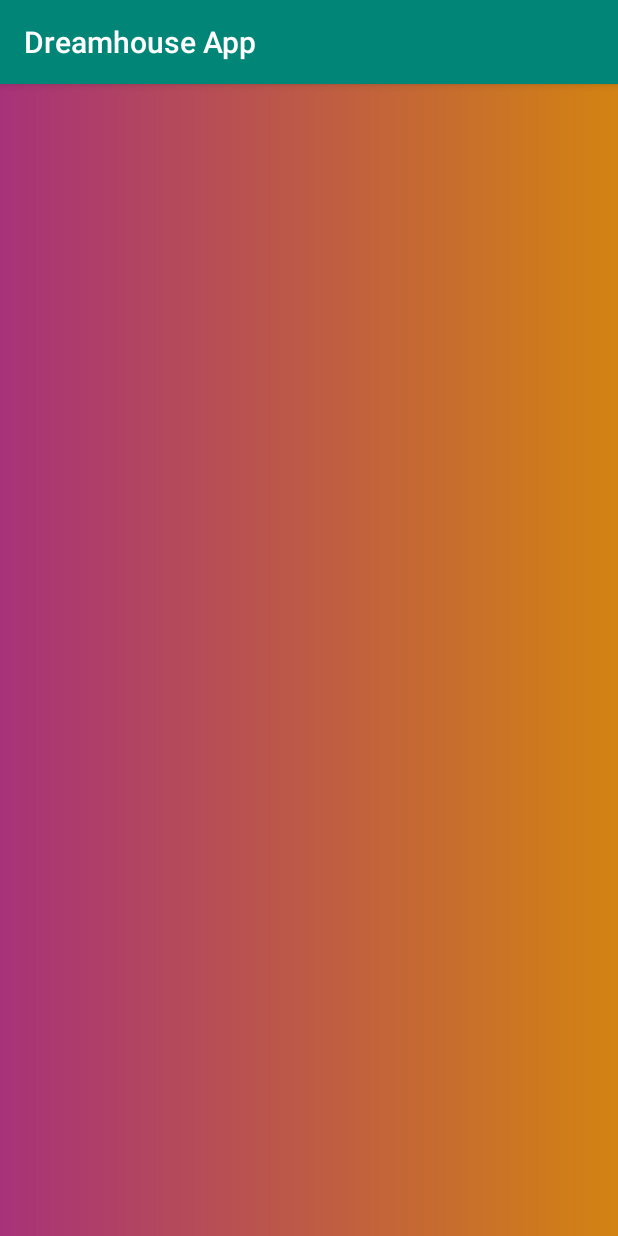
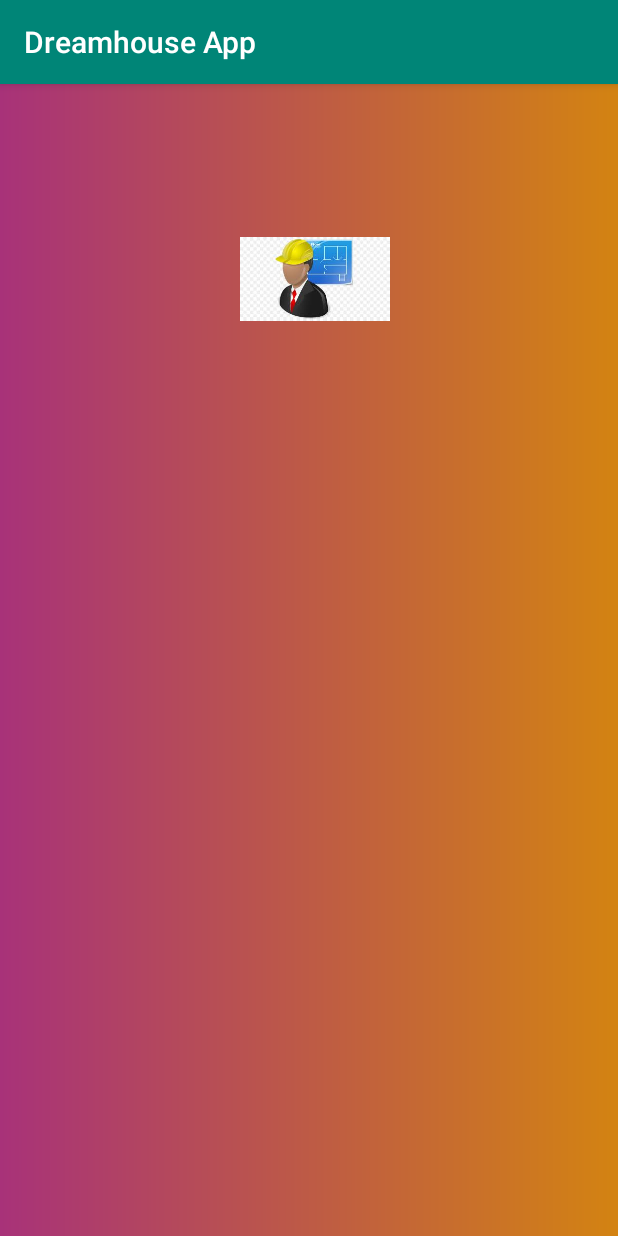
Before and after one commit to Christine-N-Mwaura/DreamHouseApp, an Android app: the screen it shows after launch (MainActivity), on a phone screen of 412 x 824 dp. Run offline under Robolectric (Android 15) with nearby library versions, the phone set to English and light mode, and no system bars.

Commit message:
add architect icon and gradient background color.

```diff
--- a/app/src/main/res/layout/activity_main.xml
+++ b/app/src/main/res/layout/activity_main.xml
@@ -8,7 +8,11 @@
     android:background="@drawable/gradient"
     tools:context=".MainActivity">
 
-
-
-
+    <ImageView
+        android:id="@+id/imageView3"
+        android:layout_width="100dp"
+        android:layout_height="120dp"
+        android:layout_marginStart="160dp"
+        android:layout_marginTop="70dp"
+        app:srcCompat="@drawable/arch2" />
 </RelativeLayout>
```
